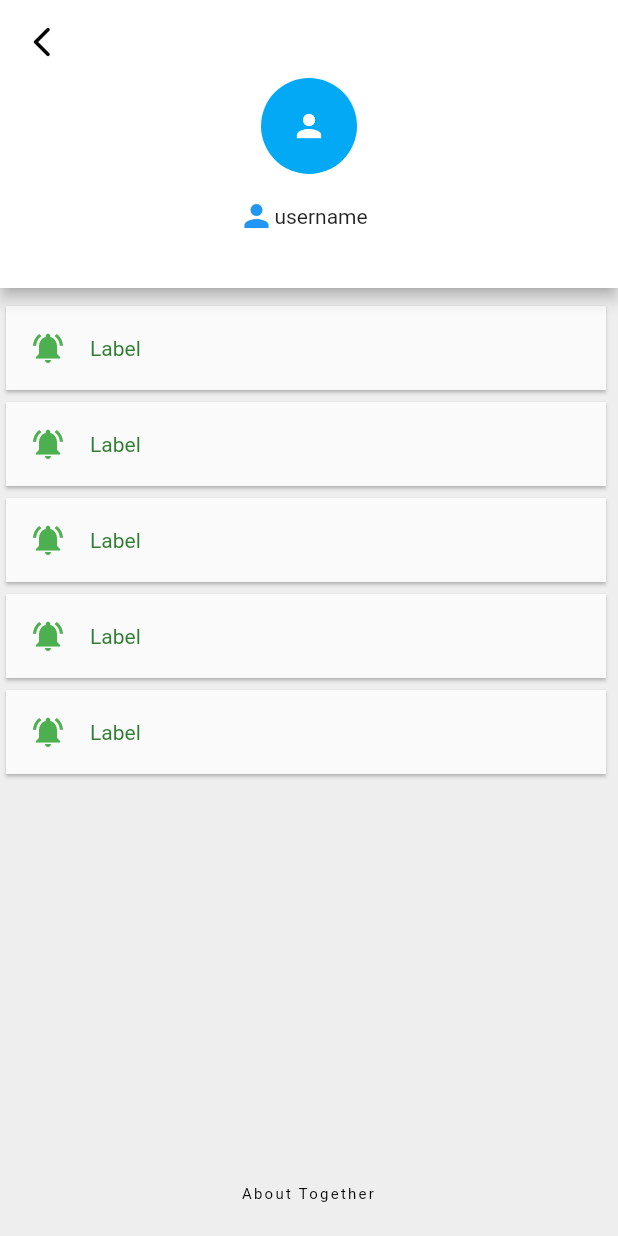
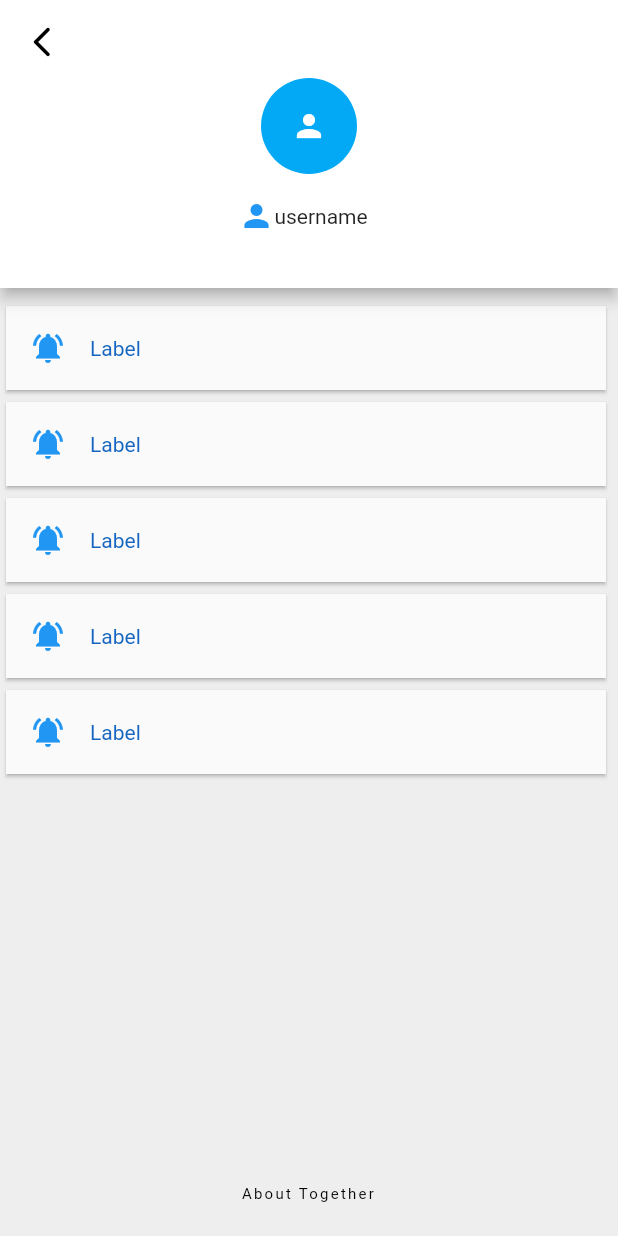
Before and after one commit to Ronbb/together, a Flutter app: the HomeDrawer screen opened directly, on a phone screen of 412 x 824 dp. Run offline on Flutter 3.47's test engine with Material 2 defaults, Android fonts, the phone set to English and light mode, and no system bars; our stand-ins replace get_it, syncfusion_flutter_calendar; missing offline and left inert: syncfusion_flutter_core.

Commit message:
Change theme of floating action button

```diff
--- a/lib/layout/home/home_drawer.dart
+++ b/lib/layout/home/home_drawer.dart
@@ -67,14 +67,14 @@ class _HomeDrawerState extends State<HomeDrawer> {
                             children: <Widget>[
                               Icon(
                                 _testItem.icon,
-                                color: Colors.green,
+                                color: Colors.blue,
                               ),
                               SizedBox(width: 16.0),
                               Text(
                                 _testItem.label,
                                 maxLines: 1,
                                 overflow: TextOverflow.ellipsis,
-                                style: TextStyle(color: Colors.green[800]),
+                                style: TextStyle(color: Colors.blue[800]),
                               ),
                             ],
                           ),
--- a/lib/theme/app_theme.dart
+++ b/lib/theme/app_theme.dart
@@ -6,9 +6,18 @@ class AppTheme {
           color: Colors.white,
           brightness: Brightness.light,
           textTheme: TextTheme(
-            headline6: TextStyle(color: Colors.black, fontSize: 20, fontWeight: FontWeight.w500),
+            headline6: TextStyle(
+                color: Colors.black, fontSize: 20, fontWeight: FontWeight.w500),
           ),
           iconTheme: IconThemeData(color: Colors.black),
+        ),
+        floatingActionButtonTheme: FloatingActionButtonThemeData(
+          backgroundColor: Colors.white,
+          foregroundColor: Colors.blue,
+          splashColor: Colors.cyan,
+          highlightElevation: 8,
+          focusElevation: 8,
+          hoverElevation: 8,
         ),
         brightness: Brightness.light,
         primarySwatch: Colors.blue,
```
Also changed, not shown: lib/layout/home/home_layout.dart (+14 -1 lines), lib/page/home/home_page.dart (+56 -79 lines), lib/layout/home/add_to_do_dialog.dart (added), pubspec.lock, 2 other files.
